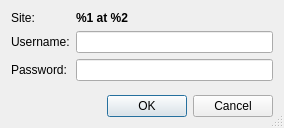
Old version of the form src/Gui/Dialogs/DlgAuthorization.ui in the repository southseact-3d/fcd.
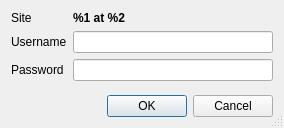
New version of the form.

Patch:
```diff
--- a/src/Gui/Dialogs/DlgAuthorization.ui
+++ b/src/Gui/Dialogs/DlgAuthorization.ui
@@ -20,7 +20,7 @@
    <item row="0" column="0">
     <widget class="QLabel" name="label_4">
      <property name="text">
-      <string>Site:</string>
+      <string>Site</string>
      </property>
     </widget>
    </item>
@@ -43,7 +43,7 @@
   <item row="1" column="0">
     <widget class="QLabel" name="textLabel1">
      <property name="text">
-      <string>Username:</string>
+      <string>Username</string>
      </property>
     </widget>
    </item>
@@ -53,7 +53,7 @@
    <item row="2" column="0">
     <widget class="QLabel" name="textLabel2">
      <property name="text">
-      <string>Password:</string>
+      <string>Password</string>
      </property>
     </widget>
    </item>
```
